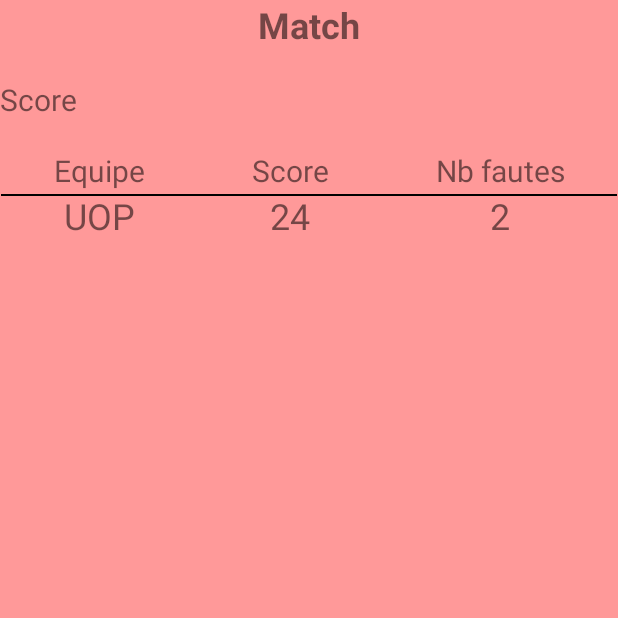
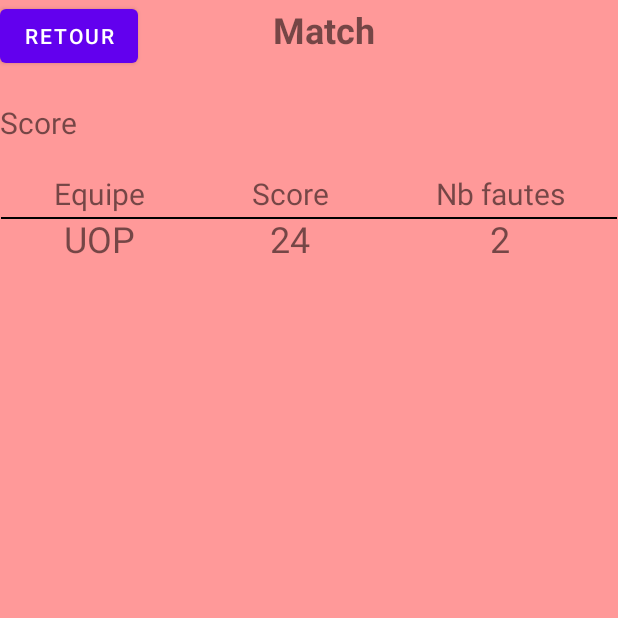
Before and after one commit to Kim-Rojas/programation_mobile, an Android app: the match screen opened directly, with no data from a screen before it, on a phone screen of 412 x 824 dp, the top half of it. Run offline under Robolectric (Android 15) with nearby library versions, the phone set to English and light mode, and no system bars.

Commit message:
modif match

```diff
--- a/BasketBallTracer/app/src/main/res/layout/match.xml
+++ b/BasketBallTracer/app/src/main/res/layout/match.xml
@@ -14,17 +14,22 @@
             android:layout_height="wrap_content"
             android:orientation="horizontal">
 
+            <Button
+                android:id="@+id/button"
+                android:layout_width="wrap_content"
+                android:layout_height="wrap_content"
+                android:text="@string/retour" />
+
             <TextView
                 android:id="@+id/textView"
                 android:layout_width="wrap_content"
                 android:layout_height="wrap_content"
-                android:layout_weight="1"
-                android:gravity="center"
+                android:layout_marginLeft="90dp"
                 android:text="@string/match"
                 android:textSize="24sp"
                 android:textStyle="bold" />
 
-            </LinearLayout>
+        </LinearLayout>
 
         <TextView
             android:id="@+id/titleScore"
--- a/BasketBallTracer/app/src/main/res/values/strings.xml
+++ b/BasketBallTracer/app/src/main/res/values/strings.xml
@@ -6,4 +6,5 @@
     <string name="start">Lancer</string>
     <string name="score">Score</string>
     <string name="match">Match</string>
+    <string name="retour">Retour</string>
 </resources>
```
